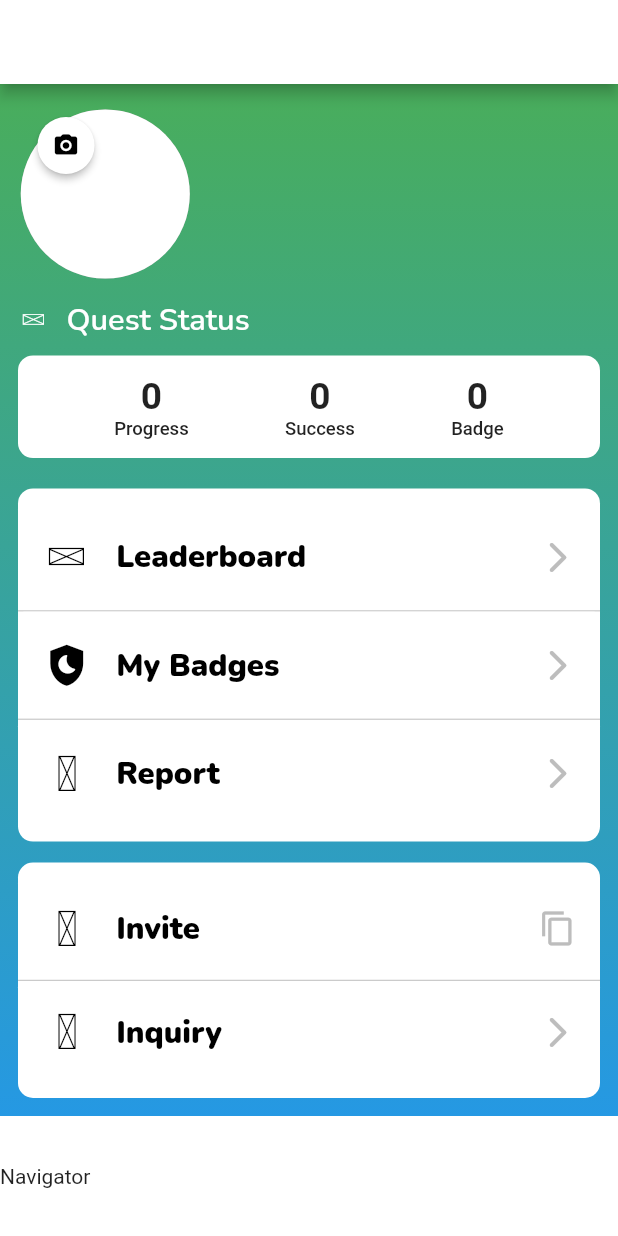
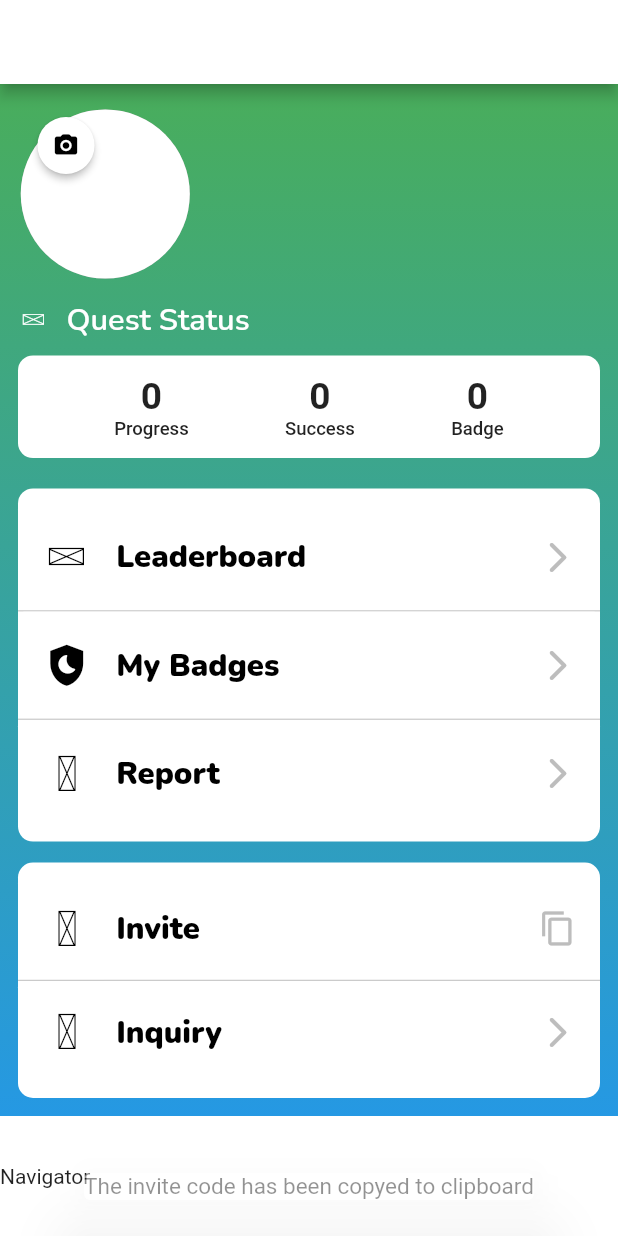
Before and after one commit to TerraQ-KR/TerraQClient, a Flutter app: the screen it shows after launch, after a tap on "Invite", on a phone screen of 412 x 824 dp. Run offline on Flutter 3.47's test engine with Material 2 defaults, Android fonts, the phone set to English and light mode, and no system bars; our stand-ins replace dio, dotted_border, flutter_hooks, flutter_layout_grid, image_picker, percent_indicator; missing offline and left inert: fl_query, fl_query_hooks; Roboto replaces fonts that are missing (NunitoBold).

Commit message:
feat(invite) : copy invite code to clipboard - invite code not yet been declared

```diff
--- a/lib/screens/profile/widget/mainWidgets/invite_member.dart
+++ b/lib/screens/profile/widget/mainWidgets/invite_member.dart
@@ -15,16 +15,32 @@ class InviteMember extends StatefulWidget {
 }
 
 class _InviteMemberState extends State<InviteMember> {
-  void InviteDialog() {
+  final inviteLink = "null";
+
+  void _alertCopy() {
     showDialog(
+        barrierColor: Colors.transparent,
+        barrierDismissible: false,
         context: context,
-        barrierDismissible: false,
         builder: (BuildContext context) {
-          return AlertDialog(
-              shape: RoundedRectangleBorder(
-            borderRadius: BorderRadius.circular(10),
-          ));
+          // ignore: prefer-extracting-callbacks
+          Future.delayed(const Duration(seconds: 1), () {
+            Navigator.pop(context);
+          });
+
+          return const Dialog(
+            alignment: Alignment.bottomCenter,
+            child: Text("The invite code has been copyed to clipboard",
+                style: TextStyle(
+                  fontSize: 15,
+                )),
+          );
         });
+  }
+
+  @override
+  dispose() {
+    super.dispose();
   }
 
   @override
@@ -55,7 +71,8 @@ class _InviteMemberState extends State<InviteMember> {
                   ),
                   // ignore: prefer-extracting-callbacks
                   onPressed: () {
-                    Clipboard.setData(const ClipboardData(text: "clip board"));
+                    Clipboard.setData(ClipboardData(text: inviteLink));
+                    _alertCopy();
                   },
                   child: Row(
                     mainAxisAlignment: MainAxisAlignment.spaceBetween,
```
Also changed, not shown: lib/screens/profile/widget/child/category_component.dart (+21 -14 lines).
